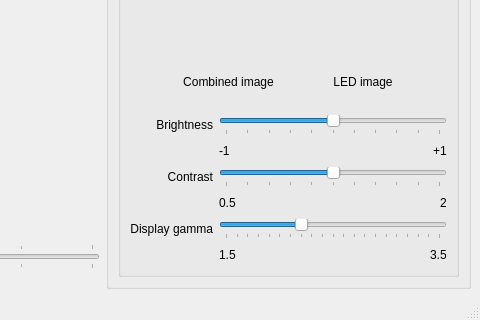
Qt form src/MainWindow.ui (HorstBaerbel/NerDisco) before a commit; both pictures show x 639 to 1119 and y 387 to 707 of the 1119 by 707 pixel window.
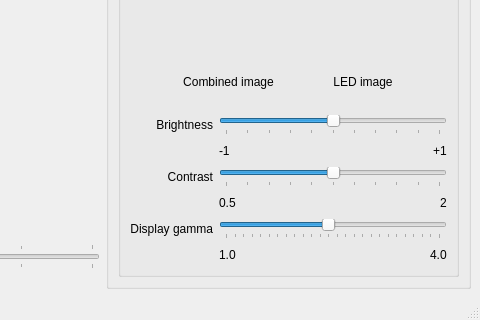
The same form after that commit. Icons and pictures are not drawn. Custom widgets are drawn as their Qt base class.

The edit to the form file:
```diff
--- a/src/MainWindow.ui
+++ b/src/MainWindow.ui
@@ -220,7 +220,7 @@
                   <item>
                    <widget class="QLabel" name="label_13">
                     <property name="text">
-                     <string>1.5</string>
+                     <string>1.0</string>
                     </property>
                    </widget>
                   </item>
@@ -240,7 +240,7 @@
                   <item>
                    <widget class="QLabel" name="label_14">
                     <property name="text">
-                     <string>3.5</string>
+                     <string>4.0</string>
                     </property>
                    </widget>
                   </item>
@@ -249,7 +249,7 @@
                 <item row="4" column="1">
                  <widget class="QSlider" name="horizontalSliderGamma">
                   <property name="minimum">
-                   <number>150</number>
+                   <number>100</number>
                   </property>
                   <property name="maximum">
                    <number>350</number>
```
